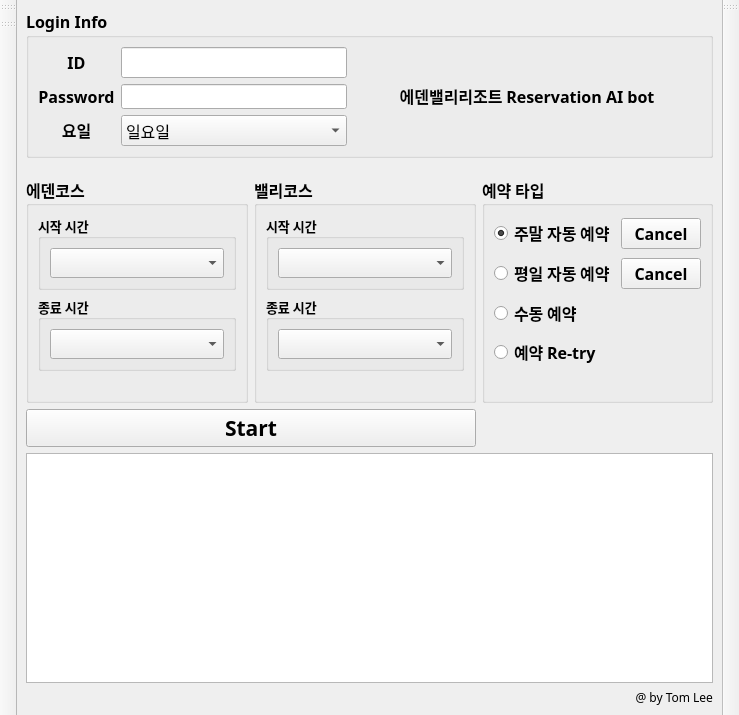
Old version of the form GolfReservation/EdenVally_GolfReservation/driver/main_window_EdenVally.ui in the repository TomLee9903/TomLee9903.
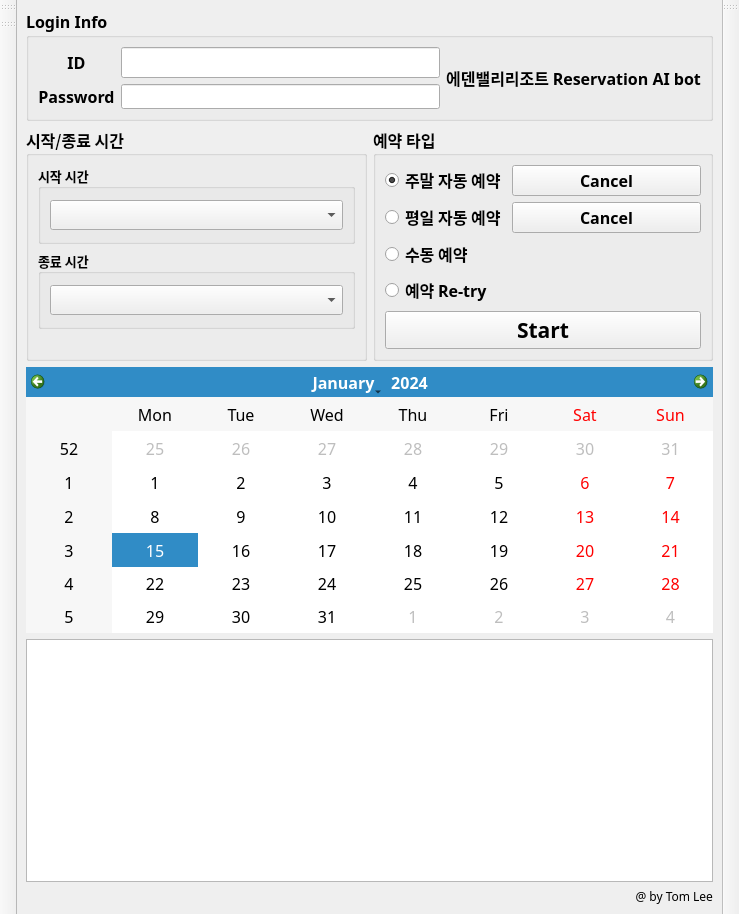
New version of the form. Icons and pictures are not drawn.

Commit message:
[Golf] 에덴밸리리조트 프로그램 변경
  -. 에덴/밸리 코스를 동시에 설정된 시간 range로 예약 진행하게 코드 수정
  -. 캘린더에서 예약 날짜 선택할 수 있도록 수정

Diff of the .ui file:
```diff
--- a/GolfReservation/EdenVally_GolfReservation/driver/main_window_EdenVally.ui
+++ b/GolfReservation/EdenVally_GolfReservation/driver/main_window_EdenVally.ui
@@ -7,7 +7,7 @@
     <x>0</x>
     <y>0</y>
     <width>739</width>
-    <height>715</height>
+    <height>914</height>
    </rect>
   </property>
   <property name="font">
@@ -26,6 +26,269 @@
   </property>
   <widget class="QWidget" name="centralwidget">
    <layout class="QGridLayout" name="gridLayout_11">
+    <item row="1" column="0">
+     <layout class="QGridLayout" name="gridLayout_9">
+      <item row="3" column="0">
+       <layout class="QGridLayout" name="gridLayout">
+        <item row="1" column="0">
+         <widget class="QLabel" name="label_5">
+          <property name="font">
+           <font>
+            <family>HY견고딕</family>
+            <pointsize>9</pointsize>
+            <weight>50</weight>
+            <bold>false</bold>
+           </font>
+          </property>
+          <property name="text">
+           <string>&lt;html&gt;&lt;head/&gt;&lt;body&gt;&lt;p align=&quot;right&quot;&gt;@ by Tom Lee&lt;/p&gt;&lt;/body&gt;&lt;/html&gt;</string>
+          </property>
+         </widget>
+        </item>
+        <item row="0" column="0">
+         <widget class="QTextBrowser" name="textBrowser">
+          <property name="font">
+           <font>
+            <family>맑은 고딕</family>
+            <pointsize>12</pointsize>
+            <weight>75</weight>
+            <bold>true</bold>
+           </font>
+          </property>
+         </widget>
+        </item>
+       </layout>
+      </item>
+      <item row="2" column="0">
+       <widget class="QCalendarWidget" name="calendarWidget"/>
+      </item>
+      <item row="0" column="0">
+       <layout class="QGridLayout" name="gridLayout_4">
+        <item row="0" column="0">
+         <widget class="QGroupBox" name="groupBox_6">
+          <property name="font">
+           <font>
+            <family>맑은 고딕</family>
+            <pointsize>12</pointsize>
+            <weight>75</weight>
+            <bold>true</bold>
+           </font>
+          </property>
+          <property name="title">
+           <string>시작/종료 시간</string>
+          </property>
+          <layout class="QGridLayout" name="gridLayout_7">
+           <item row="1" column="0">
+            <widget class="QGroupBox" name="groupBox_5">
+             <property name="font">
+              <font>
+               <family>맑은 고딕</family>
+               <pointsize>10</pointsize>
+               <weight>75</weight>
+               <bold>true</bold>
+              </font>
+             </property>
+             <property name="title">
+              <string>종료 시간</string>
+             </property>
+             <layout class="QGridLayout" name="gridLayout_8">
+              <item row="0" column="0">
+               <widget class="QComboBox" name="end_time_combo">
+                <property name="font">
+                 <font>
+                  <family>맑은 고딕</family>
+                  <pointsize>11</pointsize>
+                  <weight>75</weight>
+                  <bold>true</bold>
+                 </font>
+                </property>
+               </widget>
+              </item>
+             </layout>
+            </widget>
+           </item>
+           <item row="0" column="0">
+            <widget class="QGroupBox" name="groupBox">
+             <property name="font">
+              <font>
+               <family>맑은 고딕</family>
+               <pointsize>10</pointsize>
+               <weight>75</weight>
+               <bold>true</bold>
+              </font>
+             </property>
+             <property name="title">
+              <string>시작 시간</string>
+             </property>
+             <layout class="QGridLayout" name="gridLayout_2">
+              <item row="0" column="0">
+               <widget class="QComboBox" name="start_time_combo">
+                <property name="font">
+                 <font>
+                  <family>맑은 고딕</family>
+                  <pointsize>11</pointsize>
+                  <weight>75</weight>
+                  <bold>true</bold>
+                 </font>
+                </property>
+               </widget>
+              </item>
+             </layout>
+            </widget>
+           </item>
+           <item row="2" column="0">
+            <spacer name="horizontalSpacer_6">
+             <property name="font">
+              <font>
+               <family>HY견고딕</family>
+               <pointsize>12</pointsize>
+               <weight>75</weight>
+               <bold>true</bold>
+              </font>
+             </property>
+             <property name="orientation">
+              <enum>Qt::Horizontal</enum>
+             </property>
+             <property name="sizeHint" stdset="0">
+              <size>
+               <width>154</width>
+               <height>20</height>
+              </size>
+             </property>
+            </spacer>
+           </item>
+          </layout>
+         </widget>
+        </item>
+        <item row="0" column="2">
+         <widget class="QGroupBox" name="groupBox_8">
+          <property name="font">
+           <font>
+            <family>맑은 고딕</family>
+            <pointsize>12</pointsize>
+            <weight>75</weight>
+            <bold>true</bold>
+           </font>
+          </property>
+          <property name="title">
+           <string>예약 타입</string>
+          </property>
+          <layout class="QGridLayout" name="gridLayout_13">
+           <item row="4" column="1" colspan="2">
+            <widget class="QPushButton" name="start_btn">
+             <property name="font">
+              <font>
+               <family>맑은 고딕</family>
+               <pointsize>16</pointsize>
+               <weight>75</weight>
+               <bold>true</bold>
+              </font>
+             </property>
+             <property name="text">
+              <string>Start</string>
+             </property>
+            </widget>
+           </item>
+           <item row="3" column="1">
+            <widget class="QRadioButton" name="retry_radio">
+             <property name="font">
+              <font>
+               <family>맑은 고딕</family>
+               <pointsize>12</pointsize>
+               <weight>75</weight>
+               <bold>true</bold>
+              </font>
+             </property>
+             <property name="text">
+              <string>예약 Re-try</string>
+             </property>
+            </widget>
+           </item>
+           <item row="0" column="1">
+            <widget class="QRadioButton" name="auto_weekend_radio">
+             <property name="font">
+              <font>
+               <family>맑은 고딕</family>
+               <pointsize>12</pointsize>
+               <weight>75</weight>
+               <bold>true</bold>
+              </font>
+             </property>
+             <property name="text">
+              <string>주말 자동 예약</string>
+             </property>
+             <property name="checked">
+              <bool>true</bool>
+             </property>
+            </widget>
+           </item>
+           <item row="2" column="1">
+            <widget class="QRadioButton" name="manual_radio">
+             <property name="font">
+              <font>
+               <family>맑은 고딕</family>
+               <pointsize>12</pointsize>
+               <weight>75</weight>
+               <bold>true</bold>
+              </font>
+             </property>
+             <property name="text">
+              <string>수동 예약</string>
+             </property>
+            </widget>
+           </item>
+           <item row="1" column="1">
+            <widget class="QRadioButton" name="auto_week_radio">
+             <property name="font">
+              <font>
+               <family>맑은 고딕</family>
+               <pointsize>12</pointsize>
+               <weight>75</weight>
+               <bold>true</bold>
+              </font>
+             </property>
+             <property name="text">
+              <string>평일 자동 예약</string>
+             </property>
+             <property name="checked">
+              <bool>false</bool>
+             </property>
+            </widget>
+           </item>
+           <item row="1" column="2">
+            <widget class="QPushButton" name="week_cancel_btn">
+             <property name="text">
+              <string>Cancel</string>
+             </property>
+            </widget>
+           </item>
+           <item row="0" column="2">
+            <widget class="QPushButton" name="weekend_cancel_btn">
+             <property name="text">
+              <string>Cancel</string>
+             </property>
+            </widget>
+           </item>
+           <item row="2" column="2">
+            <spacer name="horizontalSpacer">
+             <property name="orientation">
+              <enum>Qt::Horizontal</enum>
+             </property>
+             <property name="sizeHint" stdset="0">
+              <size>
+               <width>40</width>
+               <height>20</height>
+              </size>
+             </property>
+            </spacer>
+           </item>
+          </layout>
+         </widget>
+        </item>
+       </layout>
+      </item>
+     </layout>
+    </item>
     <item row="0" column="0">
      <widget class="QGroupBox" name="groupBox_4">
       <property name="font">
@@ -54,8 +317,8 @@
          </property>
         </widget>
        </item>
-       <item row="1" column="0">
-        <widget class="QLabel" name="pw_label">
+       <item row="0" column="3" rowspan="2">
+        <widget class="QLabel" name="label_3">
          <property name="font">
           <font>
            <family>맑은 고딕</family>
@@ -65,11 +328,11 @@
           </font>
          </property>
          <property name="text">
-          <string>&lt;html&gt;&lt;head/&gt;&lt;body&gt;&lt;p align=&quot;center&quot;&gt;Password&lt;/p&gt;&lt;/body&gt;&lt;/html&gt;</string>
+          <string>&lt;html&gt;&lt;head/&gt;&lt;body&gt;&lt;p align=&quot;center&quot;&gt;&lt;span style=&quot; font-size:12pt;&quot;&gt;에덴밸리리조트 Reservation AI bot&lt;/span&gt;&lt;/p&gt;&lt;/body&gt;&lt;/html&gt;</string>
          </property>
         </widget>
        </item>
-       <item row="0" column="1">
+       <item row="0" column="2">
         <widget class="QLineEdit" name="input_id">
          <property name="font">
           <font>
@@ -81,69 +344,7 @@
          </property>
         </widget>
        </item>
-       <item row="2" column="0">
-        <widget class="QLabel" name="label">
-         <property name="font">
-          <font>
-           <family>맑은 고딕</family>
-           <pointsize>12</pointsize>
-           <weight>75</weight>
-           <bold>true</bold>
-          </font>
-         </property>
-         <property name="text">
-          <string>&lt;html&gt;&lt;head/&gt;&lt;body&gt;&lt;p align=&quot;center&quot;&gt;요일&lt;/p&gt;&lt;/body&gt;&lt;/html&gt;</string>
-         </property>
-        </widget>
-       </item>
-       <item row="2" column="1">
-        <widget class="QComboBox" name="date_combo">
-         <property name="font">
-          <font>
-           <family>맑은 고딕</family>
-           <pointsize>12</pointsize>
-           <weight>50</weight>
-           <bold>false</bold>
-          </font>
-         </property>
-         <item>
-          <property name="text">
-           <string>일요일</string>
-          </property>
-         </item>
-         <item>
-          <property name="text">
-           <string>월요일</string>
-          </property>
-         </item>
-         <item>
-          <property name="text">
-           <string>화요일</string>
-          </property>
-         </item>
-         <item>
-          <property name="text">
-           <string>수요일</string>
-          </property>
-         </item>
-         <item>
-          <property name="text">
-           <string>목요일</string>
-          </property>
-         </item>
-         <item>
-          <property name="text">
-           <string>금요일</string>
-          </property>
-         </item>
-         <item>
-          <property name="text">
-           <string>토요일</string>
-          </property>
-         </item>
-        </widget>
-       </item>
-       <item row="1" column="1">
+       <item row="1" column="2">
         <widget class="QLineEdit" name="input_pw">
          <property name="font">
           <font>
@@ -161,21 +362,8 @@
          </property>
         </widget>
        </item>
-       <item row="2" column="2">
-        <spacer name="horizontalSpacer_3">
-         <property name="orientation">
-          <enum>Qt::Horizontal</enum>
-         </property>
-         <property name="sizeHint" stdset="0">
-          <size>
-           <width>348</width>
-           <height>17</height>
-          </size>
-         </property>
-        </spacer>
-       </item>
-       <item row="1" column="2">
-        <widget class="QLabel" name="label_3">
+       <item row="1" column="0">
+        <widget class="QLabel" name="pw_label">
          <property name="font">
           <font>
            <family>맑은 고딕</family>
@@ -184,385 +372,13 @@
           </font>
          </property>
          <property name="text">
-          <string>&lt;html&gt;&lt;head/&gt;&lt;body&gt;&lt;p align=&quot;center&quot;&gt;&lt;span style=&quot; font-size:12pt;&quot;&gt;에덴밸리리조트 Reservation AI bot&lt;/span&gt;&lt;/p&gt;&lt;/body&gt;&lt;/html&gt;</string>
+          <string>&lt;html&gt;&lt;head/&gt;&lt;body&gt;&lt;p align=&quot;center&quot;&gt;Password&lt;/p&gt;&lt;/body&gt;&lt;/html&gt;</string>
          </property>
         </widget>
        </item>
       </layout>
      </widget>
     </item>
-    <item row="1" column="0">
-     <spacer name="verticalSpacer">
-      <property name="orientation">
-       <enum>Qt::Vertical</enum>
-      </property>
-      <property name="sizeType">
-       <enum>QSizePolicy::Fixed</enum>
-      </property>
-      <property name="sizeHint" stdset="0">
-       <size>
-        <width>20</width>
-        <height>13</height>
-       </size>
-      </property>
-     </spacer>
-    </item>
-    <item row="2" column="0">
-     <layout class="QGridLayout" name="gridLayout_9">
-      <item row="0" column="0">
-       <layout class="QGridLayout" name="gridLayout_4">
-        <item row="0" column="2">
-         <widget class="QGroupBox" name="groupBox_8">
-          <property name="font">
-           <font>
-            <family>맑은 고딕</family>
-            <pointsize>12</pointsize>
-            <weight>75</weight>
-            <bold>true</bold>
-           </font>
-          </property>
-          <property name="title">
-           <string>예약 타입</string>
-          </property>
-          <layout class="QGridLayout" name="gridLayout_13">
-           <item row="1" column="2">
-            <widget class="QPushButton" name="week_cancel_btn">
-             <property name="text">
-              <string>Cancel</string>
-             </property>
-            </widget>
-           </item>
-           <item row="3" column="1">
-            <widget class="QRadioButton" name="retry_radio">
-             <property name="font">
-              <font>
-               <family>맑은 고딕</family>
-               <pointsize>12</pointsize>
-               <weight>75</weight>
-               <bold>true</bold>
-              </font>
-             </property>
-             <property name="text">
-              <string>예약 Re-try</string>
-             </property>
-            </widget>
-           </item>
-           <item row="1" column="1">
-            <widget class="QRadioButton" name="auto_week_radio">
-             <property name="font">
-              <font>
-               <family>맑은 고딕</family>
-               <pointsize>12</pointsize>
-               <weight>75</weight>
-               <bold>true</bold>
-              </font>
-             </property>
-             <property name="text">
-              <string>평일 자동 예약</string>
-             </property>
-             <property name="checked">
-              <bool>false</bool>
-             </property>
-            </widget>
-           </item>
-           <item row="2" column="1">
-            <widget class="QRadioButton" name="manual_radio">
-             <property name="font">
-              <font>
-               <family>맑은 고딕</family>
-               <pointsize>12</pointsize>
-               <weight>75</weight>
-               <bold>true</bold>
-              </font>
-             </property>
-             <property name="text">
-              <string>수동 예약</string>
-             </property>
-            </widget>
-           </item>
-           <item row="0" column="1">
-            <widget class="QRadioButton" name="auto_weekend_radio">
-             <property name="font">
-              <font>
-               <family>맑은 고딕</family>
-               <pointsize>12</pointsize>
-               <weight>75</weight>
-               <bold>true</bold>
-              </font>
-             </property>
-             <property name="text">
-              <string>주말 자동 예약</string>
-             </property>
-             <property name="checked">
-              <bool>true</bool>
-             </property>
-            </widget>
-           </item>
-           <item row="5" column="1">
-            <spacer name="horizontalSpacer_5">
-             <property name="orientation">
-              <enum>Qt::Horizontal</enum>
-             </property>
-             <property name="sizeHint" stdset="0">
-              <size>
-               <width>40</width>
-               <height>20</height>
-              </size>
-             </property>
-            </spacer>
-           </item>
-           <item row="0" column="2">
-            <widget class="QPushButton" name="weekend_cancel_btn">
-             <property name="text">
-              <string>Cancel</string>
-             </property>
-            </widget>
-           </item>
-          </layout>
-         </widget>
-        </item>
-        <item row="0" column="0">
-         <widget class="QGroupBox" name="groupBox_6">
-          <property name="font">
-           <font>
-            <family>맑은 고딕</family>
-            <pointsize>12</pointsize>
-            <weight>75</weight>
-            <bold>true</bold>
-           </font>
-          </property>
-          <property name="title">
-           <string>에덴코스</string>
-          </property>
-          <layout class="QGridLayout" name="gridLayout_7">
-           <item row="0" column="0">
-            <widget class="QGroupBox" name="groupBox">
-             <property name="font">
-              <font>
-               <family>맑은 고딕</family>
-               <pointsize>10</pointsize>
-               <weight>75</weight>
-               <bold>true</bold>
-              </font>
-             </property>
-             <property name="title">
-              <string>시작 시간</string>
-             </property>
-             <layout class="QGridLayout" name="gridLayout_2">
-              <item row="0" column="0">
-               <widget class="QComboBox" name="start_time_combo">
-                <property name="font">
-                 <font>
-                  <family>맑은 고딕</family>
-                  <pointsize>11</pointsize>
-                  <weight>75</weight>
-                  <bold>true</bold>
-                 </font>
-                </property>
-               </widget>
-              </item>
-             </layout>
-            </widget>
-           </item>
-           <item row="1" column="0">
-            <widget class="QGroupBox" name="groupBox_5">
-             <property name="font">
-              <font>
-               <family>맑은 고딕</family>
-               <pointsize>10</pointsize>
-               <weight>75</weight>
-               <bold>true</bold>
-              </font>
-             </property>
-             <property name="title">
-              <string>종료 시간</string>
-             </property>
-             <layout class="QGridLayout" name="gridLayout_8">
-              <item row="0" column="0">
-               <widget class="QComboBox" name="end_time_combo">
-                <property name="font">
-                 <font>
-                  <family>맑은 고딕</family>
-                  <pointsize>11</pointsize>
-                  <weight>75</weight>
-                  <bold>true</bold>
-                 </font>
-                </property>
-               </widget>
-              </item>
-             </layout>
-            </widget>
-           </item>
-           <item row="2" column="0">
-            <spacer name="horizontalSpacer_6">
-             <property name="font">
-              <font>
-               <family>HY견고딕</family>
-               <pointsize>12</pointsize>
-               <weight>75</weight>
-               <bold>true</bold>
-              </font>
-             </property>
-             <property name="orientation">
-              <enum>Qt::Horizontal</enum>
-             </property>
-             <property name="sizeHint" stdset="0">
-              <size>
-               <width>154</width>
-               <height>20</height>
-              </size>
-             </property>
-            </spacer>
-           </item>
-          </layout>
-         </widget>
-        </item>
-        <item row="0" column="1">
-         <widget class="QGroupBox" name="groupBox_9">
-          <property name="font">
-           <font>
-            <family>맑은 고딕</family>
-            <pointsize>12</pointsize>
-            <weight>75</weight>
-            <bold>true</bold>
-           </font>
-          </property>
-          <property name="title">
-           <string>밸리코스</string>
-          </property>
-          <layout class="QGridLayout" name="gridLayout_3">
-           <item row="1" column="0">
-            <widget class="QGroupBox" name="groupBox_10">
-             <property name="font">
-              <font>
-               <family>맑은 고딕</family>
-               <pointsize>10</pointsize>
-               <weight>75</weight>
-               <bold>true</bold>
-              </font>
-             </property>
-             <property name="title">
-              <string>종료 시간</string>
-             </property>
-             <layout class="QGridLayout" name="gridLayout_10">
-              <item row="0" column="0">
-               <widget class="QComboBox" name="end_time_combo_2">
-                <property name="font">
-                 <font>
-                  <family>맑은 고딕</family>
-                  <pointsize>11</pointsize>
-                  <weight>75</weight>
-                  <bold>true</bold>
-                 </font>
-                </property>
-               </widget>
-              </item>
-             </layout>
-            </widget>
-           </item>
-           <item row="2" column="0">
-            <spacer name="horizontalSpacer_4">
-             <property name="font">
-              <font>
-               <family>HY견고딕</family>
-               <pointsize>12</pointsize>
-               <weight>75</weight>
-               <bold>true</bold>
-              </font>
-             </property>
-             <property name="orientation">
-              <enum>Qt::Horizontal</enum>
-             </property>
-             <property name="sizeHint" stdset="0">
-              <size>
-               <width>154</width>
-               <height>20</height>
-              </size>
-             </property>
-            </spacer>
-           </item>
-           <item row="0" column="0">
-            <widget class="QGroupBox" name="groupBox_2">
-             <property name="font">
-              <font>
-               <family>맑은 고딕</family>
-               <pointsize>10</pointsize>
-               <weight>75</weight>
-               <bold>true</bold>
-              </font>
-             </property>
-             <property name="title">
-              <string>시작 시간</string>
-             </property>
-             <layout class="QGridLayout" name="gridLayout_5">
-              <item row="0" column="0">
-               <widget class="QComboBox" name="start_time_combo_2">
-                <property name="font">
-                 <font>
-                  <family>맑은 고딕</family>
-                  <pointsize>11</pointsize>
-                  <weight>75</weight>
-                  <bold>true</bold>
-                 </font>
-                </property>
-               </widget>
-              </item>
-             </layout>
-            </widget>
-           </item>
-          </layout>
-         </widget>
-        </item>
-        <item row="1" column="0" colspan="2">
-         <widget class="QPushButton" name="start_btn">
-          <property name="font">
-           <font>
-            <family>맑은 고딕</family>
-            <pointsize>16</pointsize>
-            <weight>75</weight>
-            <bold>true</bold>
-           </font>
-          </property>
-          <property name="text">
-           <string>Start</string>
-          </property>
-         </widget>
-        </item>
-       </layout>
-      </item>
-      <item row="1" column="0">
-       <layout class="QGridLayout" name="gridLayout">
-        <item row="1" column="0">
-         <widget class="QLabel" name="label_5">
-          <property name="font">
-           <font>
-            <family>HY견고딕</family>
-            <pointsize>9</pointsize>
-            <weight>50</weight>
-            <bold>false</bold>
-           </font>
-          </property>
-          <property name="text">
-           <string>&lt;html&gt;&lt;head/&gt;&lt;body&gt;&lt;p align=&quot;right&quot;&gt;@ by Tom Lee&lt;/p&gt;&lt;/body&gt;&lt;/html&gt;</string>
-          </property>
-         </widget>
-        </item>
-        <item row="0" column="0">
-         <widget class="QTextBrowser" name="textBrowser">
-          <property name="font">
-           <font>
-            <family>맑은 고딕</family>
-            <pointsize>12</pointsize>
-            <weight>75</weight>
-            <bold>true</bold>
-           </font>
-          </property>
-         </widget>
-        </item>
-       </layout>
-      </item>
-     </layout>
-    </item>
    </layout>
   </widget>
   <widget class="QToolBar" name="toolBar">
```
Left out of the diff: 2 changed lines with no effect on the pictures. The commit also changes 2 other files.
